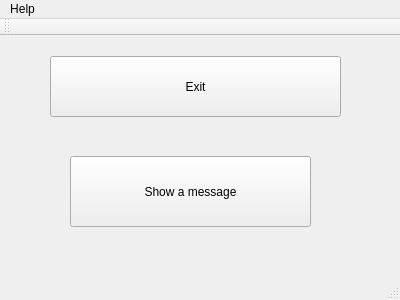
Qt form mainwindow.ui (enjoysoftware/Qt-Translate-Sample) before a commit.
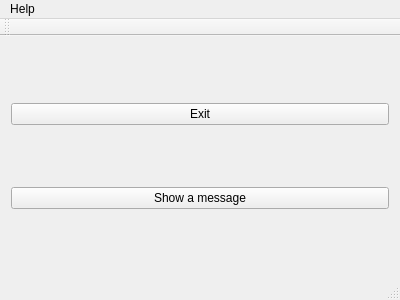
The same form after that commit.

Commit message: レウアウトを適用

Patch:
```diff
--- a/mainwindow.ui
+++ b/mainwindow.ui
@@ -17,32 +17,22 @@
    <string notr="true"/>
   </property>
   <widget class="QWidget" name="centralWidget">
+   <layout class="QVBoxLayout" name="verticalLayout">
+    <item>
    <widget class="QPushButton" name="pushButton">
-    <property name="geometry">
-     <rect>
-      <x>50</x>
-      <y>20</y>
-      <width>291</width>
-      <height>61</height>
-     </rect>
-    </property>
     <property name="text">
      <string>Exit</string>
     </property>
    </widget>
+    </item>
+    <item>
    <widget class="QPushButton" name="pushButton_2">
-    <property name="geometry">
-     <rect>
-      <x>70</x>
-      <y>120</y>
-      <width>241</width>
-      <height>71</height>
-     </rect>
-    </property>
     <property name="text">
      <string>Show a message</string>
     </property>
    </widget>
+    </item>
+   </layout>
   </widget>
   <widget class="QMenuBar" name="menuBar">
    <property name="geometry">
```
Left out of the diff: 2 changed lines with no effect on the pictures. Lines whose indentation alone changed are shown as unchanged.
